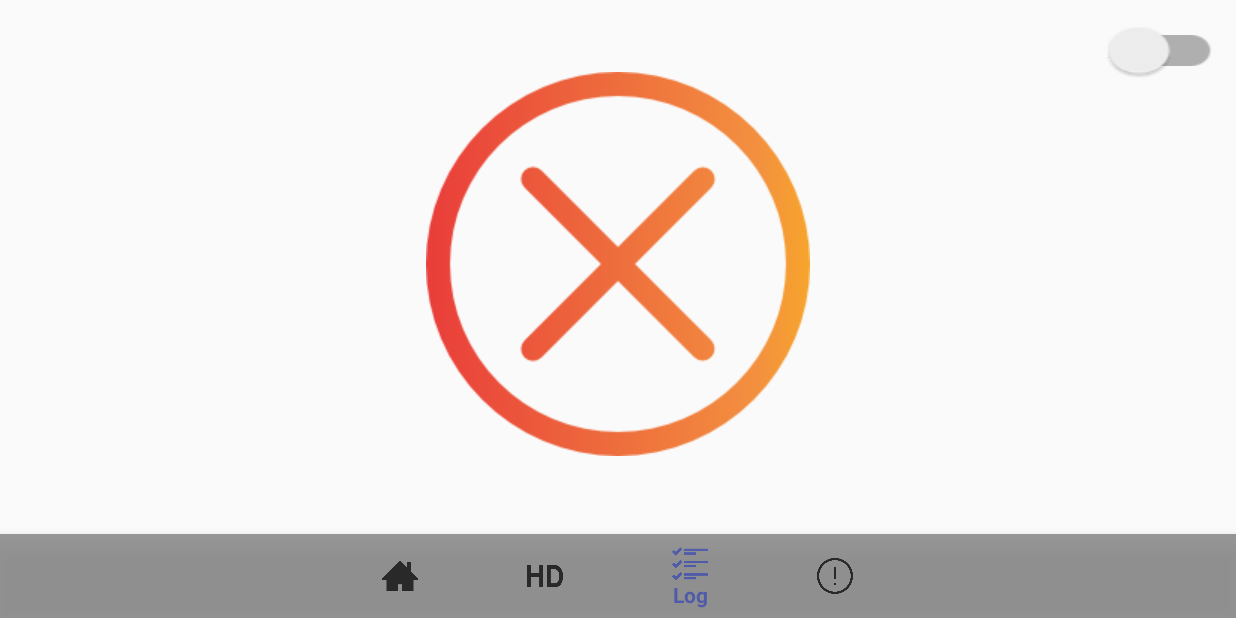
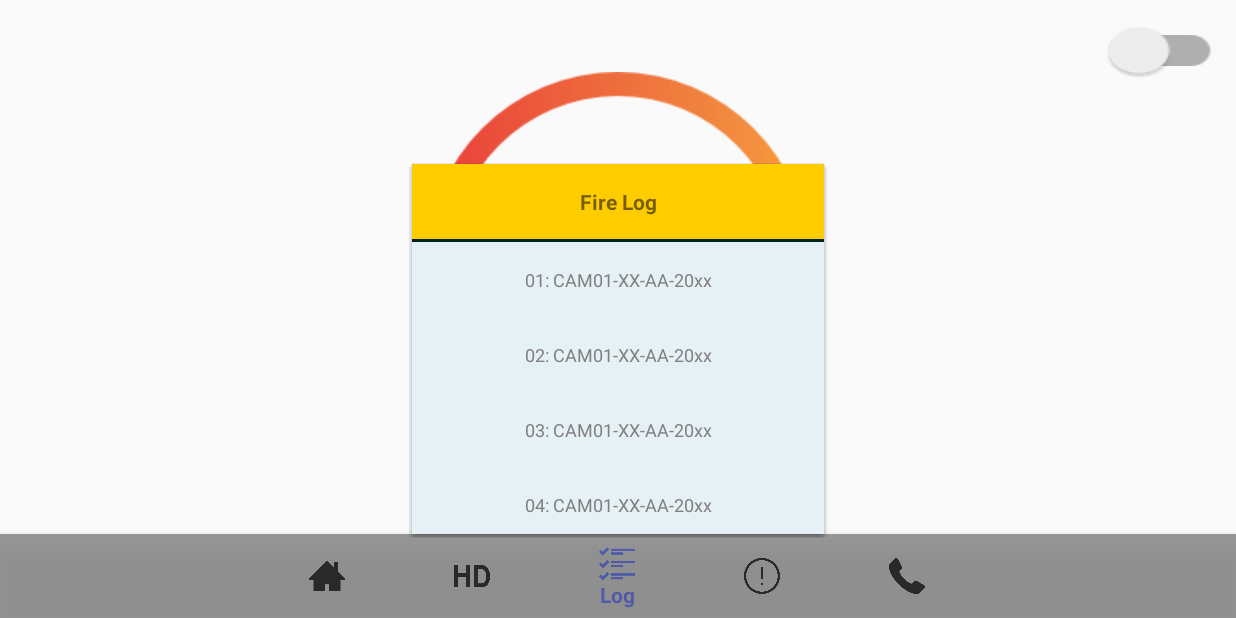
Before and after one commit to KimSangYeon-DGU/Fire_Alarm_CCTV, an Android app: the MainActivity screen opened directly, with no data from a screen before it, item 3 of the bottom bar chosen, on a phone screen of 824 x 412 dp (held sideways). Run offline under Robolectric (Android 15) with nearby library versions, the light colour scheme and no system bars; 1 statement that could not run was skipped.

Commit message:
Update) Client UI and Call button

```diff
--- a/client/app/src/main/java/cctv/cse/com/cctv_client/Item.java
+++ b/client/app/src/main/java/cctv/cse/com/cctv_client/Item.java
@@ -5,16 +5,21 @@ package cctv.cse.com.cctv_client;
  */
 
 public class Item {
+    private String content;
     private String title;
     private boolean active;
 
-    public Item(String title, boolean active) {
-        this.title = title;
+    public Item(String content, boolean active) {
+        this.content = content;
         this.active = active;
     }
 
-    public String getTitle() {
-        return title;
+    public void setTitle(String title) { this.title = title; }
+
+    public String getTitle() { return title; }
+
+    public String getContent() {
+        return content;
     }
 
     public boolean isActive() {
--- a/client/app/src/main/java/cctv/cse/com/cctv_client/MainActivity.java
+++ b/client/app/src/main/java/cctv/cse/com/cctv_client/MainActivity.java
@@ -10,12 +10,14 @@ import android.support.v7.app.AppCompatActivity;
 import android.os.Bundle;
 import android.support.v7.widget.SwitchCompat;
 import android.util.Base64;
+import android.util.DisplayMetrics;
 import android.util.Log;
 import android.view.MenuItem;
 import android.view.View;
 import android.widget.CompoundButton;
 import android.widget.ImageView;
 import android.widget.PopupWindow;
+import android.widget.TextView;
 
 import org.json.JSONObject;
 
@@ -30,22 +32,26 @@ import java.util.List;
 
 public class MainActivity extends AppCompatActivity {
 
-    public ImageView mIv_frame;
-    public ImageView mIv_mark;
-    public Bitmap mBtm_receive;
+    ImageView mIv_frame;
+    ImageView mIv_mark;
+    Bitmap mBtm_receive;
     NetworkTask networkTask;
     boolean isConnected;
-    private BottomNavigationView bottomNavigationView;
-    PopupWindow mPopupWindow;
+    BottomNavigationView bottomNavigationView;
+    List<Item> infoItems;
+    List<Item> logItems;
+    private RecyclerPopupWindow recyclerPopupWindow;
 
-
-    List<Item> items;
-    private RecyclerPopupWindow recyclerPopupWindow;
     @Override
     protected void onCreate(Bundle savedInstanceState) {
         super.onCreate(savedInstanceState);
         setContentView(R.layout.activity_main_land);
         init();
+        DisplayMetrics dm = getApplicationContext().getResources().getDisplayMetrics();
+
+        Constants.displayWidth = dm.widthPixels;
+        Constants.displayHeight = dm.heightPixels;
+
         mIv_frame = findViewById(R.id.iv_frame);
         mIv_mark = findViewById(R.id.iv_mark);
         bottomNavigationView = findViewById(R.id.bnv_menu);
@@ -57,8 +63,6 @@ public class MainActivity extends AppCompatActivity {
         mIv_frame.setBackgroundColor(Color.WHITE);
         mIv_frame.setVisibility(View.INVISIBLE);
         mIv_mark.setVisibility(View.VISIBLE);
-
-
 
         isConnected  = false;
 
@@ -91,25 +95,6 @@ public class MainActivity extends AppCompatActivity {
                 }
             }
         });
-        bottomNavigationView.setOnNavigationItemReselectedListener(new BottomNavigationView.OnNavigationItemReselectedListener() {
-            @Override
-            public void onNavigationItemReselected(@NonNull MenuItem item) {
-                switch (item.getItemId()) {
-                    case R.id.bot_menu_home:
-                        Log.d("DEBUG", "Home Reselected");
-                        break;
-                    case R.id.bot_menu_hd:
-                        Log.d("DEBUG", "HD Reselected");
-                        break;
-                    case R.id.bot_menu_list:
-                        Log.d("DEBUG", "List Reselected");
-                        break;
-                    case R.id.bot_menu_info:
-                        Log.d("DEBUG", "Info Reselected");
-                        break;
-                }
-            }
-        });
         bottomNavigationView.setOnNavigationItemSelectedListener(new BottomNavigationView.OnNavigationItemSelectedListener() {
             @Override
             public boolean onNavigationItemSelected(@NonNull MenuItem item) {
@@ -124,13 +109,12 @@ public class MainActivity extends AppCompatActivity {
 
                     case R.id.bot_menu_list:
                         Log.d("DEBUG", "List Selected");
-                        break;
-
-                    case R.id.bot_menu_info:
-                        Log.d("DEBUG", "Info Selected");
                         if (recyclerPopupWindow == null) {
-                            recyclerPopupWindow = new RecyclerPopupWindow(items);
-                            recyclerPopupWindow.showPopupWindow(MainActivity.this, bottomNavigationView, 700, 700);
+                            recyclerPopupWindow = new RecyclerPopupWindow(logItems);
+                            int windowWidth =(int)(Constants.displayWidth*(1/3.0));
+                            int windowHeight = (int)(Constants.displayHeight*(3/5.0));
+                            recyclerPopupWindow.showPopupWindow(MainActivity.this, bottomNavigationView, windowWidth, windowHeight, (int)(Constants.displayWidth/2)-(int)(windowWidth/2), 0);
+                            recyclerPopupWindow.setTitle("Fire Log");
                             recyclerPopupWindow.setCallBack(new RecyclerPopupWindow.CallBack() {
                                 @Override
                                 public void callback(String value) {
@@ -141,23 +125,29 @@ public class MainActivity extends AppCompatActivity {
                                 }
                             });
                         }
-                        /*
-                        View popupView = getLayoutInflater().inflate(R.layout.dialog_activity, null);
-                        mPopupWindow = new PopupWindow(popupView, LinearLayout.LayoutParams.WRAP_CONTENT, LinearLayout.LayoutParams.WRAP_CONTENT);
-                        //popupView 에서 (LinearLayout 을 사용) 레이아웃이 둘러싸고 있는 컨텐츠의 크기 만큼 팝업 크기를 지정
-                        mPopupWindow.setFocusable(true);
-                        mPopupWindow.showAtLocation(popupView, Gravity.CENTER, 0, 0);
+                        break;
 
-                        ImageView ivClose = (ImageView) popupView.findViewById(R.id.iv_close);
+                    case R.id.bot_menu_info:
+                        Log.d("DEBUG", "Info Selected");
+                        if (recyclerPopupWindow == null) {
+                            recyclerPopupWindow = new RecyclerPopupWindow(infoItems);
+                            int windowWidth =(int)(Constants.displayWidth*(1/3.0));
+                            int windowHeight = (int)(Constants.displayHeight*(3/5.0));
+                            recyclerPopupWindow.showPopupWindow(MainActivity.this, bottomNavigationView, windowWidth, windowHeight, (int)(Constants.displayWidth/2)-(int)(windowWidth/2), 0);
+                            recyclerPopupWindow.setTitle("CCTV Information");
+                            recyclerPopupWindow.setCallBack(new RecyclerPopupWindow.CallBack() {
+                                @Override
+                                public void callback(String value) {
+                                    if (!"-1".equals(value)) {
+                                        //showUpBtn.setText(value);
+                                    }
+                                    recyclerPopupWindow = null;
+                                }
+                            });
+                        }
+                        break;
 
-                        ivClose.setOnClickListener(new View.OnClickListener() {
-                            @Override
-                            public void onClick(View v) {
-                                mPopupWindow.dismiss();
-                            }
-                        });
-
-                        */
+                    case R.id.bot_menu_call:
                         break;
                 }
                 return true;
@@ -167,11 +157,18 @@ public class MainActivity extends AppCompatActivity {
     }
 
     private void init() {
-        items = new ArrayList<>();
-        items.add(0, new Item("取消", false));
-        for (int i = 0; i < 60; ++i) {
-            items.add(i + 1, new Item(i + "min", false));
-        }
+        infoItems = new ArrayList<>();
+        infoItems.add(0, new Item("ID: CAM01", false));
+        infoItems.add(1, new Item("Installation date: 09-15-2018", false));
+        infoItems.add(2, new Item("Location: Kitchen", false));
+        infoItems.add(3, new Item("CALL: +82 10-xxxx-xxxx", false));
+
+        logItems = new ArrayList<>();
+        logItems.add(0, new Item("01: CAM01-XX-AA-20xx", false));
+        logItems.add(1, new Item("02: CAM01-XX-AA-20xx", false));
+        logItems.add(2, new Item("03: CAM01-XX-AA-20xx", false));
+        logItems.add(3, new Item("04: CAM01-XX-AA-20xx", false));
+        logItems.add(4, new Item("05: CAM01-XX-AA-20xx", false));
     }
 
     public String readUTF8(DataInput in) throws IOException {
--- a/client/app/src/main/java/cctv/cse/com/cctv_client/RecyclerPopupWindow.java
+++ b/client/app/src/main/java/cctv/cse/com/cctv_client/RecyclerPopupWindow.java
@@ -9,6 +9,7 @@ import android.view.LayoutInflater;
 import android.view.View;
 import android.widget.AdapterView;
 import android.widget.PopupWindow;
+import android.widget.TextView;
 
 import java.util.List;
 
@@ -20,6 +21,7 @@ public class RecyclerPopupWindow extends PopupWindow implements RecyclerPopupWin
     private List<Item> items;
     private PopupWindow popupWindow;
     private RecyclerView recyclerView;
+    private TextView titleTextview;
     private RecyclerPopupWindowAdapter recyclerPopupWindowAdapter;
     private CallBack mCallBack;
     private int position;
@@ -37,21 +39,22 @@ public class RecyclerPopupWindow extends PopupWindow implements RecyclerPopupWin
         }
     }
 
-    public void showPopupWindow(Context context, View anchor, int window_width, int window_height) {
+    public void showPopupWindow(Context context, View anchor, int window_width, int window_height, int xoff, int yoff) {
         View contentView = LayoutInflater.from(context).inflate(R.layout.popup_window, null);
         popupWindow = new PopupWindow(contentView, window_width, window_height, true);
         popupWindow.setBackgroundDrawable(new ColorDrawable(0x00000000));
         popupWindow.setOutsideTouchable(true);
 
         popupWindow.setOnDismissListener(this);
-        recyclerView = (RecyclerView) contentView.findViewById(R.id.rv_function_wash_time);
+        recyclerView = contentView.findViewById(R.id.rv_function_wash_time);
+        titleTextview = contentView.findViewById(R.id.rv_title);
         recyclerView.setLayoutManager(new LinearLayoutManager(context));
         recyclerPopupWindowAdapter = new RecyclerPopupWindowAdapter(items);
         recyclerPopupWindowAdapter.setOnItemClickListener(this);
         recyclerView.setAdapter(recyclerPopupWindowAdapter);
 
         popupWindow.setAnimationStyle(R.style.Popwindow_Anim_Down);
-        popupWindow.showAsDropDown(anchor, 100, 0);
+        popupWindow.showAsDropDown(anchor, xoff, yoff);
     }
 
     public void setCallBack(CallBack callBack) {
@@ -67,12 +70,12 @@ public class RecyclerPopupWindow extends PopupWindow implements RecyclerPopupWin
 
     private void changePos(boolean isCloseWindow) {
 
-        if (position != prePosition && prePosition != 0) {
+        if (position != prePosition) {
             items.get(prePosition).setActive(false);
             recyclerPopupWindowAdapter.notifyItemChanged(prePosition);
         }
 
-        if (position > 0) {
+        if (position >= 0) {
             items.get(position).setActive(true);
             recyclerPopupWindowAdapter.notifyItemChanged(position);
         }
@@ -80,7 +83,7 @@ public class RecyclerPopupWindow extends PopupWindow implements RecyclerPopupWin
             (new Handler()).postDelayed(new Runnable() {
                 @Override
                 public void run() {
-                    mCallBack.callback(items.get(position).getTitle());
+                    mCallBack.callback(items.get(position).getContent());
                     destroyPopWindow();
                 }
             }, 450);
@@ -102,6 +105,10 @@ public class RecyclerPopupWindow extends PopupWindow implements RecyclerPopupWin
         }
     }
 
+    public void setTitle(String title){
+        titleTextview.setText(title);
+    }
+
     public interface CallBack {
         void callback(String value);
     }
--- a/client/app/src/main/java/cctv/cse/com/cctv_client/RecyclerPopupWindowAdapter.java
+++ b/client/app/src/main/java/cctv/cse/com/cctv_client/RecyclerPopupWindowAdapter.java
@@ -41,7 +41,7 @@ public class RecyclerPopupWindowAdapter extends RecyclerView.Adapter<RecyclerPop
     @Override
     public void onBindViewHolder(MyViewHolder holder, int position) {
         Item item = items.get(position);
-        holder.getTimeTV().setText(item.getTitle());
+        holder.getTimeTV().setText(item.getContent());
     }
 
     @Override
@@ -76,9 +76,11 @@ public class RecyclerPopupWindowAdapter extends RecyclerView.Adapter<RecyclerPop
         public TextView getTimeTV() {
             return timeTV;
         }
+
     }
 
     public interface OnItemClickListener {
         void onItemClick(int position);
     }
+
 }
--- a/client/app/src/main/res/layout/item_active.xml
+++ b/client/app/src/main/res/layout/item_active.xml
@@ -6,8 +6,8 @@
     <TextView
         android:id="@+id/tv_item_time"
         android:layout_width="match_parent"
-        android:layout_height="32dp"
+        android:layout_height="50dp"
         android:gravity="center"
-        android:textColor="#F4E041"
-        android:textSize="24sp"/>
+        android:textColor="#000000"
+        android:textSize="13dp"/>
 </LinearLayout>
--- a/client/app/src/main/res/layout/item_inactive.xml
+++ b/client/app/src/main/res/layout/item_inactive.xml
@@ -6,9 +6,9 @@
     <TextView
         android:id="@+id/tv_item_time"
         android:layout_width="match_parent"
-        android:layout_height="32dp"
+        android:layout_height="50dp"
         android:gravity="center"
-        android:textColor="#FFFFFF"
-        android:textSize="18sp"/>
+        android:textColor="#808080"
+        android:textSize="12dp"/>
 
 </LinearLayout>
--- a/client/app/src/main/res/layout/popup_window.xml
+++ b/client/app/src/main/res/layout/popup_window.xml
@@ -8,8 +8,10 @@
         android:id="@+id/rv_title"
         android:layout_width="match_parent"
         android:layout_height="50dp"
-        android:background="#E9E0DB"/>
-
+        android:gravity="center"
+        android:background="#FFCC00"
+        android:textSize="14dp"
+        android:textStyle="bold"/>
     <View
         android:layout_width="match_parent"
         android:layout_height="2dp"
@@ -17,7 +19,7 @@
 
     <android.support.v7.widget.RecyclerView
         android:id="@+id/rv_function_wash_time"
-        android:background="#E9E0DB	"
+        android:background="#E6F1F5"
         android:layout_width="match_parent"
         android:layout_height="wrap_content">
     </android.support.v7.widget.RecyclerView>
--- a/client/app/src/main/res/menu/bottom_menu.xml
+++ b/client/app/src/main/res/menu/bottom_menu.xml
@@ -25,4 +25,9 @@
         android:title="Info"
         app:showAsAction="ifRoom"/>
 
+    <item
+        android:id="@+id/bot_menu_call"
+        android:icon="@drawable/call"
+        android:title="CALL"
+        app:showAsAction="ifRoom"/>
 </menu>
```
Also changed, not shown: client/app/src/main/java/cctv/cse/com/cctv_client/Constants.java (added, +10 -0 lines), client/app/src/main/res/layout/dialog_activity.xml (deleted, +0 -30 lines), client/app/src/main/res/drawable/call.png (added).
